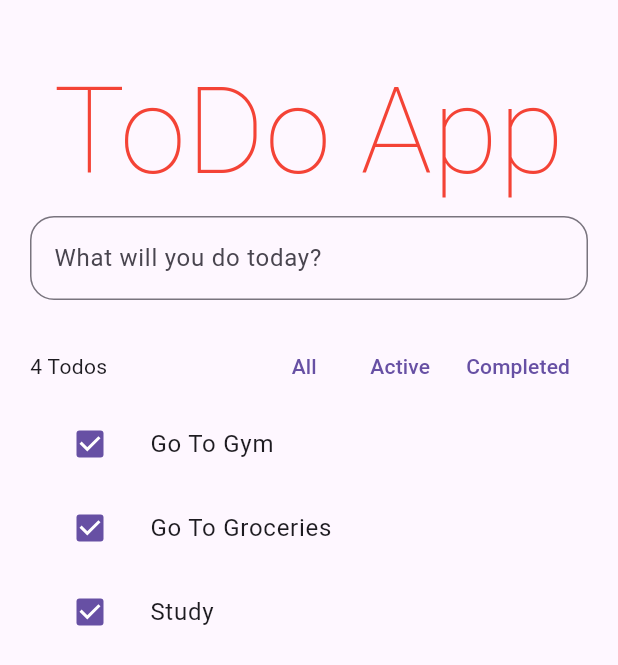
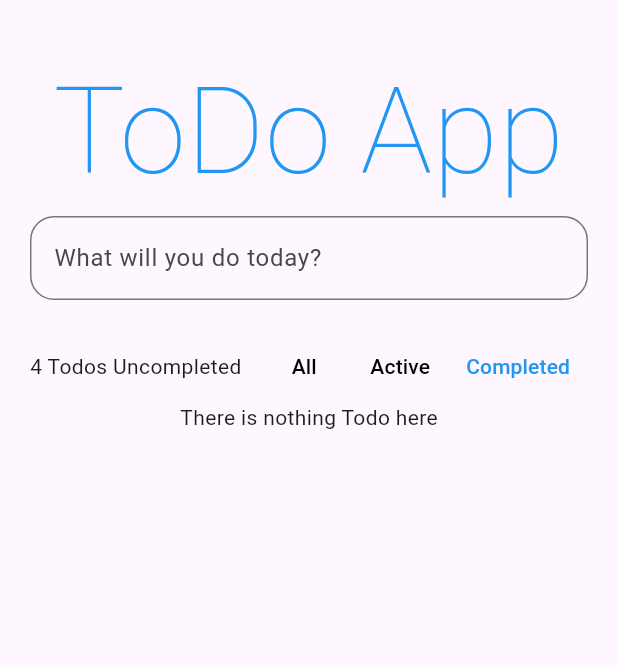
Before and after one commit to berkfaruk/flutter_todo_with_riverpod, a Flutter app: the screen it shows after launch, after a tap on "Completed", on a phone screen of 412 x 824 dp. Shown: the top 665 px of the screen. Run offline on Flutter 3.47's test engine with Material 3 defaults, Android fonts, the phone set to English and light mode, and no system bars; our stand-ins replace flutter_riverpod.

```diff
--- a/lib/main.dart
+++ b/lib/main.dart
@@ -1,8 +1,9 @@
 import 'package:flutter/material.dart';
+import 'package:flutter_riverpod/flutter_riverpod.dart';
 import 'package:flutter_todo_riverpod/todo_app.dart';
 
 void main() {
-  runApp(const MainApp());
+  runApp(const ProviderScope(child: MainApp()));
 }
 
 class MainApp extends StatelessWidget {
--- /dev/null
+++ b/lib/providers/all_providers.dart
@@ -0,0 +1,47 @@
+import 'package:flutter_riverpod/flutter_riverpod.dart';
+import 'package:flutter_todo_riverpod/model/todo_model.dart';
+import 'package:flutter_todo_riverpod/providers/todo_list_manager.dart';
+import 'package:uuid/uuid.dart';
+
+final todoListProvider =
+    StateNotifierProvider<TodoListManager, List<TodoModel>>(
+  (ref) {
+    return TodoListManager([
+      TodoModel(id: const Uuid().v4(), description: 'Go to School'),
+      TodoModel(id: const Uuid().v4(), description: 'Go to Groceries'),
+      TodoModel(id: const Uuid().v4(), description: 'Do Homework'),
+      TodoModel(id: const Uuid().v4(), description: 'Television'),
+    ]);
+  },
+);
+
+final unCompletedTodoCount = Provider<int>((ref) {
+  final allTodo = ref.watch(todoListProvider);
+  final count = allTodo.where((element) => !element.completed,).length;
+  return count;
+},);
+
+final currentTodoProvider = Provider<TodoModel>((ref) {
+  throw UnimplementedError();
+},);
+
+enum TodoListFilter{
+  all, active, completed
+}
+
+final todoListFilter = StateProvider<TodoListFilter>((ref) => TodoListFilter.all,);
+
+final filteredTodoList = Provider<List<TodoModel>>((ref) {
+  final filter = ref.watch(todoListFilter);
+  final todoList = ref.watch(todoListProvider);
+
+  switch (filter) {
+    case TodoListFilter.all:
+    return todoList;
+    case TodoListFilter.completed:
+    return todoList.where((element) => element.completed,).toList();
+    case TodoListFilter.active:
+    return todoList.where((element) => !element.completed,).toList();
+
+  }
+},);
--- /dev/null
+++ b/lib/providers/todo_list_manager.dart
@@ -0,0 +1,49 @@
+import 'package:flutter_riverpod/flutter_riverpod.dart';
+import 'package:flutter_todo_riverpod/model/todo_model.dart';
+import 'package:uuid/uuid.dart';
+
+
+
+class TodoListManager extends StateNotifier<List<TodoModel>> {
+  TodoListManager([List<TodoModel>? initialTodos]) : super(initialTodos ?? []);
+
+  void addTodo(String description) {
+    var addTodo = TodoModel(id: const Uuid().v4(), description: description);
+    state = [...state, addTodo];
+  }
+
+  void toggle(String id) {
+    state = [
+      for (var todo in state)
+        if (todo.id == id)
+          TodoModel(
+              id: todo.id,
+              description: todo.description,
+              completed: !todo.completed)
+        else
+          todo,
+    ];
+  }
+
+  void edit({required String id, required String newDescription}) {
+    state = [
+      for (var todo in state)
+        if (todo.id == id)
+          TodoModel(
+              id: todo.id,
+              description: newDescription,
+              completed: todo.completed)
+        else
+          todo
+    ];
+  }
+
+  void remove(TodoModel removeTodo) {
+    state = state.where((element) => element.id != removeTodo.id).toList();
+  }
+
+  int onCompletedTodoCount() {
+    return state.where((element) => !element.completed).length;
+  }
+
+}
--- a/lib/todo_app.dart
+++ b/lib/todo_app.dart
@@ -1,23 +1,19 @@
 // ignore_for_file: must_be_immutable
 
 import 'package:flutter/material.dart';
-import 'package:flutter_todo_riverpod/model/todo_model.dart';
+import 'package:flutter_riverpod/flutter_riverpod.dart';
+import 'package:flutter_todo_riverpod/providers/all_providers.dart';
 import 'package:flutter_todo_riverpod/widgets/title_widget.dart';
 import 'package:flutter_todo_riverpod/widgets/todo_list_item_widget.dart';
 import 'package:flutter_todo_riverpod/widgets/toolbar_widget.dart';
-import 'package:uuid/uuid.dart';
 
-class TodoApp extends StatelessWidget {
+class TodoApp extends ConsumerWidget {
   TodoApp({super.key});
   final newTodoController = TextEditingController();
-  List<TodoModel> allTodos = [
-    TodoModel(id: const Uuid().v4(), description: 'Go To Gym'),
-    TodoModel(id: const Uuid().v4(), description: 'Go To Groceries'),
-    TodoModel(id: const Uuid().v4(), description: 'Study'),
-  ];
 
   @override
-  Widget build(BuildContext context) {
+  Widget build(BuildContext context, WidgetRef ref) {
+    var allTodos = ref.watch(filteredTodoList);
     return Scaffold(
       body: Padding(
         padding: const EdgeInsets.symmetric(horizontal: 20, vertical: 30),
@@ -31,19 +27,22 @@ class TodoApp extends StatelessWidget {
                 labelText: 'What will you do today?',
               ),
               controller: newTodoController,
-              onSubmitted: (value) {
-                debugPrint('new todo : $value');
+              onSubmitted: (newTodo) {
+                ref.read(todoListProvider.notifier).addTodo(newTodo);
               },
             ),
             const SizedBox(height: 20),
-            const ToolbarWidget(),
+            ToolbarWidget(),
+            allTodos.isEmpty ? const Center(child: Text('There is nothing Todo here')) : const SizedBox(),
             for (var i = 0; i < allTodos.length; i++)
               Dismissible(
                 key: ValueKey(allTodos[i].id),
                 onDismissed: (direction) {
-
+                  ref.read(todoListProvider.notifier).remove(allTodos[i]);
                 },
-                child: TodoListItemWidget(item: allTodos[i]),
+                child: ProviderScope(overrides: [
+                  currentTodoProvider.overrideWithValue(allTodos[i])
+                ],child: const TodoListItemWidget()),
               ),
           ],
         ),
--- a/lib/widgets/title_widget.dart
+++ b/lib/widgets/title_widget.dart
@@ -9,7 +9,7 @@ class TitleWidget extends StatelessWidget {
       'ToDo App',
       textAlign: TextAlign.center,
       style: TextStyle(
-        color: Colors.red,
+        color: Colors.blue,
         fontSize: 80,
         fontWeight: FontWeight.w100,
       ),
--- a/lib/widgets/todo_list_item_widget.dart
+++ b/lib/widgets/todo_list_item_widget.dart
@@ -1,22 +1,68 @@
 // ignore_for_file: must_be_immutable
 
 import 'package:flutter/material.dart';
-import 'package:flutter_todo_riverpod/model/todo_model.dart';
+import 'package:flutter_riverpod/flutter_riverpod.dart';
+import 'package:flutter_todo_riverpod/providers/all_providers.dart';
 
-class TodoListItemWidget extends StatelessWidget {
-  TodoModel item;
-  TodoListItemWidget({super.key, required this.item});
+class TodoListItemWidget extends ConsumerStatefulWidget {
+  const TodoListItemWidget({super.key});
+
+  @override
+  ConsumerState<ConsumerStatefulWidget> createState() => _TodoListItemWidgetState();
+}
+
+class _TodoListItemWidgetState extends ConsumerState<TodoListItemWidget> {
+
+  late FocusNode _textFocusNode;
+  late TextEditingController _textController;
+  bool _hasFocus = false;
+
+
+  @override
+  void initState() {
+    super.initState();
+    _textFocusNode = FocusNode();
+    _textController = TextEditingController();
+  }
+
+  @override
+  void dispose() {
+    _textFocusNode.dispose();
+    _textController.dispose();
+    super.dispose();
+  }
 
   @override
   Widget build(BuildContext context) {
-    return ListTile(
-      leading: Checkbox(
-        value: true,
-        onChanged: (value) {
-          debugPrint(value.toString());
+    final currentTodoItem = ref.watch(currentTodoProvider);
+    return Focus(onFocusChange: (isFocused) {
+      if(!isFocused){
+        setState(() {
+          _hasFocus = false;
+        });
+
+        ref.read(todoListProvider.notifier).edit(id: currentTodoItem.id, newDescription: _textController.text);
+      }
+    },
+      child: ListTile(
+        onTap: () {
+          setState(() {
+            _hasFocus = true;
+          });
+          _textFocusNode.requestFocus();
+          _textController.text = currentTodoItem.description;
         },
+        leading: Checkbox(
+          value: currentTodoItem.completed,
+          onChanged: (value) {
+            ref.read(todoListProvider.notifier).toggle(currentTodoItem.id);
+          },
+        ),
+        title: _hasFocus ? TextField(
+          controller: _textController,
+          focusNode: _textFocusNode,
+        ) : Text(currentTodoItem.description),
       ),
-      title: Text(item.description),
     );
   }
 }
--- a/lib/widgets/toolbar_widget.dart
+++ b/lib/widgets/toolbar_widget.dart
@@ -1,25 +1,62 @@
+// ignore_for_file: must_be_immutable
+
 import 'package:flutter/material.dart';
+import 'package:flutter_riverpod/flutter_riverpod.dart';
+import 'package:flutter_todo_riverpod/providers/all_providers.dart';
 
-class ToolbarWidget extends StatelessWidget {
-  const ToolbarWidget({super.key});
+class ToolbarWidget extends ConsumerWidget {
+  ToolbarWidget({super.key});
+  var _currentFilter = TodoListFilter.all;
+
+  Color changeTextColor(TodoListFilter filt) {
+    return _currentFilter == filt ? Colors.blue : Colors.black;
+  }
 
   @override
-  Widget build(BuildContext context) {
+  Widget build(BuildContext context, WidgetRef ref) {
+    final onCompletedTodoCount = ref.watch(unCompletedTodoCount);
+    _currentFilter = ref.watch(todoListFilter);
+
     return Row(
       mainAxisAlignment: MainAxisAlignment.spaceBetween,
       children: [
-        const Expanded(child: Text('4 Todos')),
+        Expanded(
+            child: Text(
+          onCompletedTodoCount == 0
+              ? 'All Todos Completed'
+              : '${onCompletedTodoCount.toString()} Todos Uncompleted',
+          overflow: TextOverflow.ellipsis,
+        )),
         Tooltip(
           message: 'All Todos',
-          child: TextButton(onPressed: () {}, child: const Text('All')),
+          child: TextButton(
+              style: TextButton.styleFrom(
+                  foregroundColor: changeTextColor(TodoListFilter.all)),
+              onPressed: () {
+                ref.read(todoListFilter.notifier).state = TodoListFilter.all;
+              },
+              child: const Text('All')),
         ),
         Tooltip(
           message: 'Only Uncompleted Todos',
-          child: TextButton(onPressed: () {}, child: const Text('Active')),
+          child: TextButton(
+              style: TextButton.styleFrom(
+                  foregroundColor: changeTextColor(TodoListFilter.active)),
+              onPressed: () {
+                ref.read(todoListFilter.notifier).state = TodoListFilter.active;
+              },
+              child: const Text('Active')),
         ),
         Tooltip(
           message: 'Only Completed Todos',
-          child: TextButton(onPressed: () {}, child: const Text('Completed')),
+          child: TextButton(
+              style: TextButton.styleFrom(
+                  foregroundColor: changeTextColor(TodoListFilter.completed)),
+              onPressed: () {
+                ref.read(todoListFilter.notifier).state =
+                    TodoListFilter.completed;
+              },
+              child: const Text('Completed')),
         ),
       ],
     );
--- a/pubspec.yaml
+++ b/pubspec.yaml
@@ -9,6 +9,8 @@ environment:
 dependencies:
   flutter:
     sdk: flutter
+  flutter_riverpod: ^2.5.1
+  riverpod_annotation: ^2.3.5
   uuid: ^4.5.0
 
 dev_dependencies:
```
Also changed, not shown: pubspec.lock.
